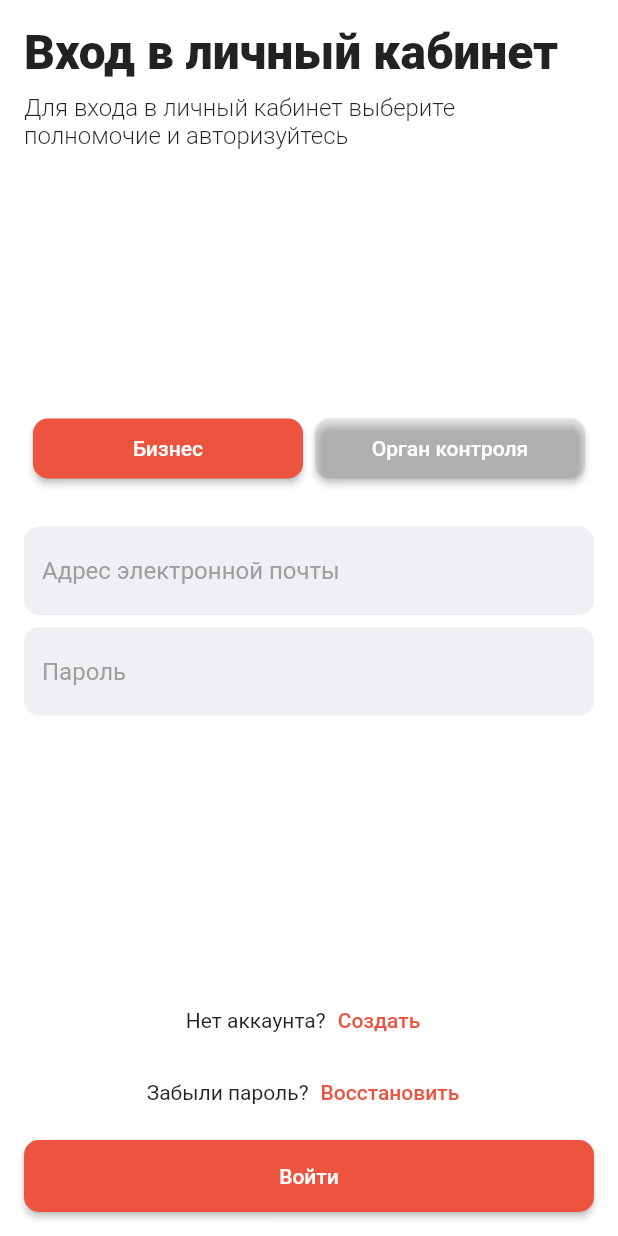
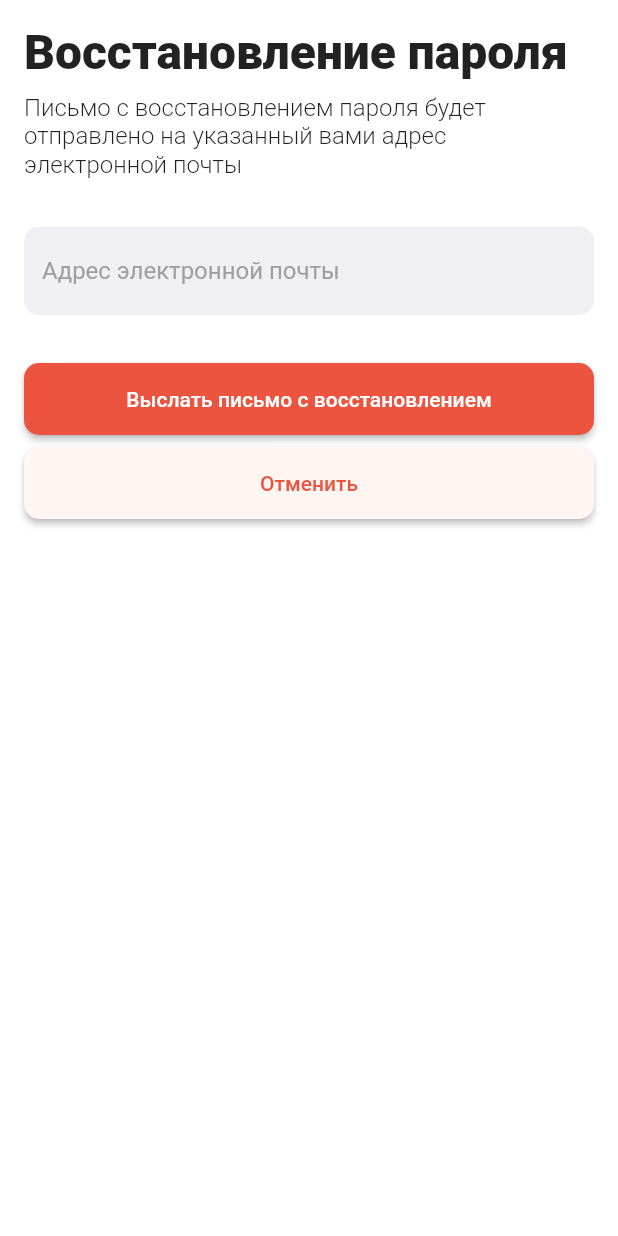
Before and after one commit to egor-baranov/ldt-hack, a Flutter app: the Login screen opened directly, after a tap on "Восстановить", on a phone screen of 412 x 824 dp. Run offline on Flutter 3.47's test engine with Material 2 defaults, Android fonts, the phone set to English and light mode, and no system bars; our stand-ins replace permission_handler; missing offline and left inert: dart:js_interop.

Commit message:
forgot email screen

```diff
--- a/lib/screens/dashboard.dart
+++ b/lib/screens/dashboard.dart
@@ -62,6 +62,23 @@ class _DashboardState extends State<Dashboard> {
               TextButton(
                 onPressed: () {
                   showDatePicker(
+                    builder: (context, child) {
+                      return Theme(
+                        data: Theme.of(context).copyWith(
+                          colorScheme: const ColorScheme.light(
+                            primary: ColorResources.accentRed,
+                            onPrimary: Colors.white,
+                            onSurface: Colors.black,
+                          ),
+                          textButtonTheme: TextButtonThemeData(
+                            style: TextButton.styleFrom(
+                              foregroundColor: ColorResources.accentRed,
+                            ),
+                          ),
+                        ),
+                        child: child!,
+                      );
+                    },
                     context: context,
                     firstDate: DateTime.parse("1900-01-01"),
                     lastDate: DateTime.parse("2300-12-31"),
--- /dev/null
+++ b/lib/screens/forgot_email.dart
@@ -0,0 +1,106 @@
+import 'package:flutter/cupertino.dart';
+import 'package:flutter/material.dart';
+import 'package:lodt_hack/main.dart';
+import 'package:lodt_hack/styles/ColorResources.dart';
+
+class ForgotEmail extends StatefulWidget {
+  const ForgotEmail({super.key});
+
+  @override
+  State<ForgotEmail> createState() => _ForgotEmailState();
+}
+
+class _ForgotEmailState extends State<ForgotEmail> {
+  Widget textField(String label) {
+    return TextField(
+      cursorColor: Colors.black,
+      onSubmitted: (String text) {},
+      decoration: InputDecoration(
+        hintText: label,
+        hintStyle: const TextStyle(color: Colors.grey),
+        fillColor: CupertinoColors.extraLightBackgroundGray,
+        filled: true,
+        border: OutlineInputBorder(
+          borderSide: const BorderSide(width: 0, style: BorderStyle.none),
+          borderRadius: BorderRadius.circular(10.0),
+        ),
+      ),
+    );
+  }
+
+  @override
+  Widget build(BuildContext context) {
+    return Scaffold(
+      backgroundColor: CupertinoColors.systemBackground,
+      body: SafeArea(
+        child: Container(
+          padding: const EdgeInsets.symmetric(horizontal: 16),
+          child: SingleChildScrollView(
+            child: Column(
+              mainAxisAlignment: MainAxisAlignment.start,
+              crossAxisAlignment: CrossAxisAlignment.start,
+              verticalDirection: VerticalDirection.down,
+              children: [
+                SizedBox(height: 16),
+                Text(
+                  "Восстановление пароля",
+                  style: TextStyle(fontWeight: FontWeight.w900, fontSize: 32),
+                ),
+                SizedBox(height: 8),
+                const Text(
+                  "Письмо с восстановлением пароля будет отправлено на указанный вами адрес электронной почты",
+                  style: TextStyle(fontWeight: FontWeight.w300, fontSize: 16),
+                ),
+                SizedBox(height: 32),
+                textField("Адрес электронной почты"),
+                SizedBox(height: 32),
+                Container(
+                  height: 48,
+                  width: double.infinity,
+                  child: ElevatedButton(
+                    style: ButtonStyle(
+                      backgroundColor:
+                      MaterialStateProperty.all(ColorResources.accentRed),
+                      shape: MaterialStateProperty.all<RoundedRectangleBorder>(
+                        RoundedRectangleBorder(
+                          borderRadius: BorderRadius.circular(10.0),
+                        ),
+                      ),
+                    ),
+                    onPressed: () {
+                      Navigator.pop(context);
+                    },
+                    child: Text("Выслать письмо с восстановлением"),
+                  ),
+                ),
+                SizedBox(height: 8),
+                Container(
+                  height: 48,
+                  width: double.infinity,
+                  child: ElevatedButton(
+                    style: ButtonStyle(
+                      backgroundColor:
+                      MaterialStateProperty.all(ColorResources.accentPink),
+                      foregroundColor:
+                      MaterialStateProperty.all(ColorResources.accentRed),
+                      shape: MaterialStateProperty.all<RoundedRectangleBorder>(
+                        RoundedRectangleBorder(
+                          borderRadius: BorderRadius.circular(10.0),
+                        ),
+                      ),
+                    ),
+                    onPressed: () {
+                      Navigator.pop(context);
+                    },
+                    child: Text("Отменить"),
+                  ),
+                ),
+                SizedBox(height: 16),
+              ],
+            ),
+          ),
+        ),
+      ),
+    );
+  }
+}
--- a/lib/screens/login.dart
+++ b/lib/screens/login.dart
@@ -3,6 +3,7 @@ import 'dart:js_interop';
 import 'package:flutter/cupertino.dart';
 import 'package:flutter/material.dart';
 import 'package:lodt_hack/main.dart';
+import 'package:lodt_hack/screens/forgot_email.dart';
 import 'package:lodt_hack/styles/ColorResources.dart';
 
 class Login extends StatefulWidget {
@@ -147,7 +148,12 @@ class _LoginState extends State<Login> {
           children: [
             Text("Забыли пароль?"),
             TextButton(
-              onPressed: () {},
+              onPressed: () {
+                Navigator.push(
+                  context,
+                  MaterialPageRoute(builder: (context) => ForgotEmail()),
+                );
+              },
               child: Text("Восстановить"),
               style: ButtonStyle(
                 foregroundColor:
--- a/lib/screens/zoom.dart
+++ b/lib/screens/zoom.dart
@@ -83,6 +83,23 @@ class _ZoomState extends State<Zoom> {
                     icon: const Icon(CupertinoIcons.calendar),
                     onPressed: () {
                       showDatePicker(
+                        builder: (context, child) {
+                          return Theme(
+                            data: Theme.of(context).copyWith(
+                              colorScheme: const ColorScheme.light(
+                                primary: ColorResources.accentRed,
+                                onPrimary: Colors.white,
+                                onSurface: Colors.black,
+                              ),
+                              textButtonTheme: TextButtonThemeData(
+                                style: TextButton.styleFrom(
+                                  foregroundColor: ColorResources.accentRed,
+                                ),
+                              ),
+                            ),
+                            child: child!,
+                          );
+                        },
                         context: context,
                         firstDate: DateTime.parse("1900-01-01"),
                         lastDate: DateTime.parse("2300-12-31"),
--- a/lib/styles/themes.dart
+++ b/lib/styles/themes.dart
@@ -6,6 +6,7 @@ import 'ColorResources.dart';
 import 'TextStyles.dart';
 
 final light = ThemeData(
+  primaryColorDark: ColorResources.accentRed,
   appBarTheme: const AppBarTheme(
     backgroundColor: ColorResources.lightGrey,
     foregroundColor: ColorResources.black,
--- a/pubspec.yaml
+++ b/pubspec.yaml
@@ -24,6 +24,7 @@ dev_dependencies:
   speech_to_text: ^6.1.1
   excel: 2.1.0
   permission_handler: ^10.2.0
+  grpc: ^3.1.0
 
 flutter:
 
```
Also changed, not shown: pubspec.lock.
